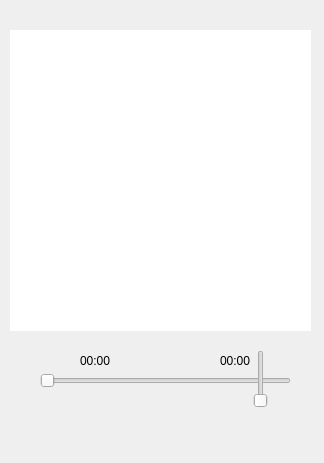
Above: widget.ui from wxx2786/myself-qt-project before the change. Below: the same form after it.
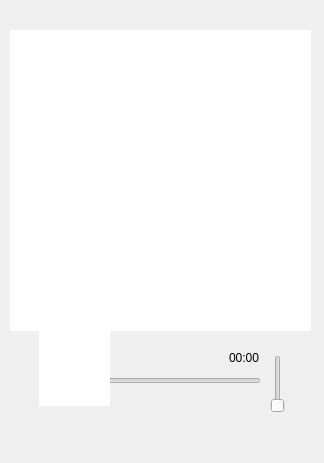
That is the form after the change. Icons and pictures are not drawn.

Patch:
```diff
--- a/widget.ui
+++ b/widget.ui
@@ -32,15 +32,15 @@
   <widget class="QWidget" name="widget_2" native="true">
    <property name="geometry">
     <rect>
-     <x>30</x>
-     <y>399</y>
-     <width>256</width>
+     <x>10</x>
+     <y>400</y>
+     <width>300</width>
      <height>51</height>
     </rect>
    </property>
    <property name="maximumSize">
     <size>
-     <width>256</width>
+     <width>300</width>
      <height>256</height>
     </size>
    </property>
@@ -193,9 +193,9 @@
   <widget class="QSlider" name="playCourseSlider">
    <property name="geometry">
     <rect>
-     <x>40</x>
+     <x>60</x>
      <y>370</y>
-     <width>251</width>
+     <width>201</width>
      <height>22</height>
     </rect>
    </property>
@@ -212,8 +212,8 @@
    </property>
    <property name="geometry">
     <rect>
-     <x>250</x>
-     <y>350</y>
+     <x>267</x>
+     <y>355</y>
      <width>22</width>
      <height>58</height>
     </rect>
@@ -237,9 +237,9 @@
   <widget class="QWidget" name="layoutWidget">
    <property name="geometry">
     <rect>
-     <x>80</x>
-     <y>350</y>
-     <width>171</width>
+     <x>60</x>
+     <y>347</y>
+     <width>200</width>
      <height>22</height>
     </rect>
    </property>
@@ -273,6 +273,16 @@
     </item>
    </layout>
   </widget>
+  <widget class="QListWidget" name="listWidget_2">
+   <property name="geometry">
+    <rect>
+     <x>39</x>
+     <y>265</y>
+     <width>71</width>
+     <height>141</height>
+    </rect>
+   </property>
+  </widget>
  </widget>
  <resources/>
  <connections/>
```
Left out of the diff: 23 changed lines with no effect on the pictures.
